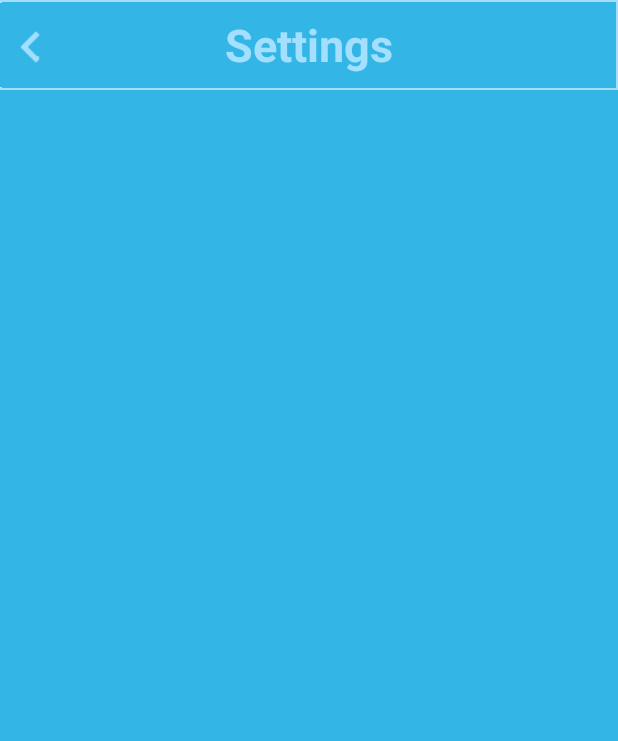
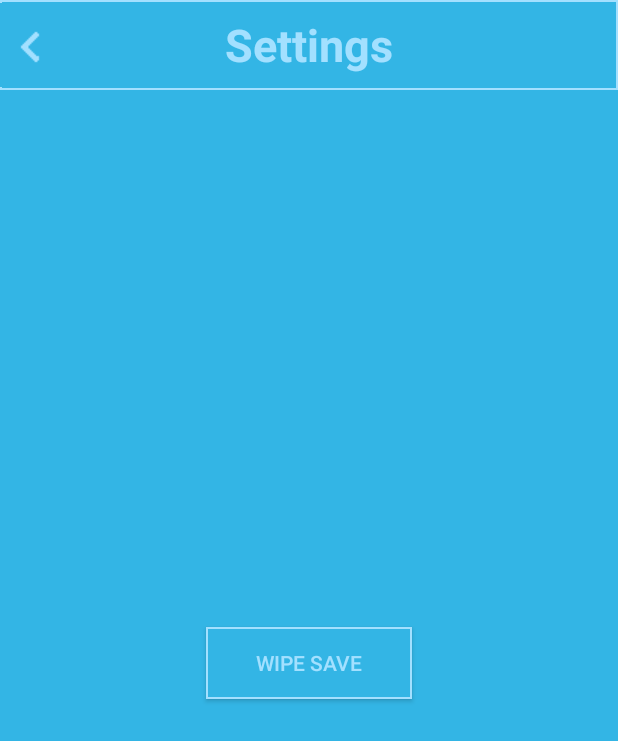
Before and after one commit to faflo10/P_tut, an Android app: the Settings_menu screen opened directly, with no data from a screen before it, on a phone screen of 412 x 824 dp. Shown: the top 741 px of the screen. Run offline under Robolectric (Android 15) with nearby library versions, the phone set to English and light mode, and no system bars.

Commit message:
Ajout de wipe_save, verif existence table dans création

```diff
--- a/app/src/main/java/p_tut/elethink_interface/List_menu.java
+++ b/app/src/main/java/p_tut/elethink_interface/List_menu.java
@@ -16,7 +16,7 @@ import android.widget.ImageButton;
 public class List_menu extends ActionBarActivity {
 
     ImageButton back;
-    Button manage_list, create_list;
+    Button manage_list, create_list, distant_server;
 
     @Override
     protected void onCreate(Bundle savedInstanceState) {
@@ -26,6 +26,7 @@ public class List_menu extends ActionBarActivity {
         back = (ImageButton) findViewById(R.id.back_button);
         manage_list = (Button) findViewById(R.id.manage_list_button);
         create_list = (Button) findViewById(R.id.create_list_button);
+        distant_server = (Button) findViewById(R.id.server);
 
         back.setOnClickListener(new ImageButton.OnClickListener() {
             public void onClick (View v){
@@ -46,6 +47,7 @@ public class List_menu extends ActionBarActivity {
                 startActivity(creation);
             }
         });
+
     }
 
     @Override
--- a/app/src/main/java/p_tut/elethink_interface/Settings_menu.java
+++ b/app/src/main/java/p_tut/elethink_interface/Settings_menu.java
@@ -1,7 +1,11 @@
 package p_tut.elethink_interface;
 
 import android.app.Activity;
+import android.app.AlertDialog;
+import android.content.DialogInterface;
 import android.content.Intent;
+import android.database.Cursor;
+import android.database.sqlite.SQLiteDatabase;
 import android.support.v7.app.ActionBarActivity;
 import android.os.Bundle;
 import android.view.Menu;
@@ -16,18 +20,30 @@ import android.widget.Toast;
 
 import java.util.ArrayList;
 import java.util.List;
+
+import p_tut.elethink_interface.local_database.LocalListDb;
+
 /**
  * Created by faflo10 on 30/03/15.
  */
 public class Settings_menu extends ActionBarActivity{
     private ImageButton back;
+    private Button wipe;
+    private LocalListDb local;
+    private SQLiteDatabase db;
+    private AlertDialog popup;
 
     @Override
     protected void onCreate(Bundle savedInstanceState) {
         super.onCreate(savedInstanceState);
         setContentView(R.layout.settings_menu);
 
+        local = new LocalListDb(getBaseContext(),"list.db", null, 1);
+        db = local.getWritableDatabase();
+
         back = (ImageButton) findViewById(R.id.back_button);
+        wipe = (Button) findViewById(R.id.wipe_button);
+        popup = createDialog();
 
         back.setOnClickListener(new View.OnClickListener() {
             @Override
@@ -36,10 +52,54 @@ public class Settings_menu extends ActionBarActivity{
             }
         });
 
+        wipe.setOnClickListener(new View.OnClickListener() {
+            @Override
+            public void onClick(View v) {
+                popup.show();
+            }
+        });
+
 
     }
 
+    public AlertDialog createDialog() {
+        AlertDialog.Builder builder = new AlertDialog.Builder(this);
+        builder.setMessage("You will loose all your lists !").setTitle("WARNING !");
+        builder.setCancelable(false);
 
+        builder.setPositiveButton(R.string.wipe, new DialogInterface.OnClickListener() {
+            public void onClick(DialogInterface dialog, int id) {
+                //On prend tous les noms de la liste de listes et on en supprime les tables.
+                Cursor queryName = db.query("list_listed",new String[]{"name"},null,null,null,null,null,null);
+                if(queryName.getCount() == 0) {
+                    Toast.makeText(getApplicationContext(),"Nothing to delete",Toast.LENGTH_SHORT).show();
+                } else {
+                    int name_bd = queryName.getColumnIndex("name");
+                    while(queryName.moveToNext()) {
+                        String query = "DROP TABLE " + queryName.getString(name_bd) + ";";
+                        db.execSQL(query);
+                    }
+                    queryName.close();
+                    //On supprime la table de listes
+                    db.execSQL("DROP TABLE list_listed;");
+                    //Et on la recréé
+                    String strReq = "CREATE TABLE list_listed (id INTEGER PRIMARY KEY AUTOINCREMENT," +
+                            " name TEXT, keyword_1 TEXT, keyword_2 TEXT, keyword_3 TEXT);";
+                    db.execSQL(strReq);
+
+                    Toast.makeText(getApplicationContext(),"Save wiped",Toast.LENGTH_SHORT);
+                }
+            }
+        });
+        builder.setNegativeButton(R.string.back, new DialogInterface.OnClickListener() {
+            public void onClick(DialogInterface dialog, int id) {
+                // User cancelled the dialog
+            }
+        });
+
+        AlertDialog dialog = builder.create();
+        return dialog;
+    }
 
     @Override
     public boolean onCreateOptionsMenu(Menu menu) {
--- a/app/src/main/res/layout/settings_menu.xml
+++ b/app/src/main/res/layout/settings_menu.xml
@@ -29,23 +29,33 @@
             android:layout_marginTop="2dp"/>
     </FrameLayout>
 
-    <RelativeLayout
+    <LinearLayout
         android:layout_width="match_parent"
         android:layout_height="match_parent"
         android:layout_below="@+id/frameLayout"
-        android:id="@+id/body_settings">
+        android:orientation="horizontal"
+        android:id="@+id/body_settings" >
 
-        <RelativeLayout
-            android:layout_width="wrap_content"
+        <TextView
+            android:layout_width="0dp"
             android:layout_height="wrap_content"
-            android:layout_centerHorizontal="true"
-            android:layout_centerVertical="true"
-            android:layout_marginTop="20dp">
+            android:layout_weight="1"/>
 
+        <Button
+            android:layout_width="0dp"
+            android:layout_height="wrap_content"
+            android:layout_weight="1"
+            android:background="@drawable/button_menu_shape"
+            android:layout_gravity="center"
+            android:text="@string/wipe"
+            android:textColor="@color/light_blue"
+            android:id="@+id/wipe_button"/>
 
-        </RelativeLayout>
+        <TextView
+            android:layout_width="0dp"
+            android:layout_height="wrap_content"
+            android:layout_weight="1"/>
 
-
-    </RelativeLayout>
+    </LinearLayout>
 
 </RelativeLayout>
--- a/app/src/main/res/values/strings.xml
+++ b/app/src/main/res/values/strings.xml
@@ -33,5 +33,6 @@
     <string name="another">Another 5</string>
     <string name="submit">Submit</string>
     <string name="man_server">Distant server</string>
+    <string name="wipe">Wipe save</string>
 
 </resources>
```
Also changed, not shown: app/src/main/java/p_tut/elethink_interface/Create_list.java (+23 -9 lines), app/src/main/java/p_tut/elethink_interface/Fill_list.java (+15 -4 lines), app/src/main/java/p_tut/elethink_interface/local_database/LocalListDb.java (line endings or trailing spaces).
